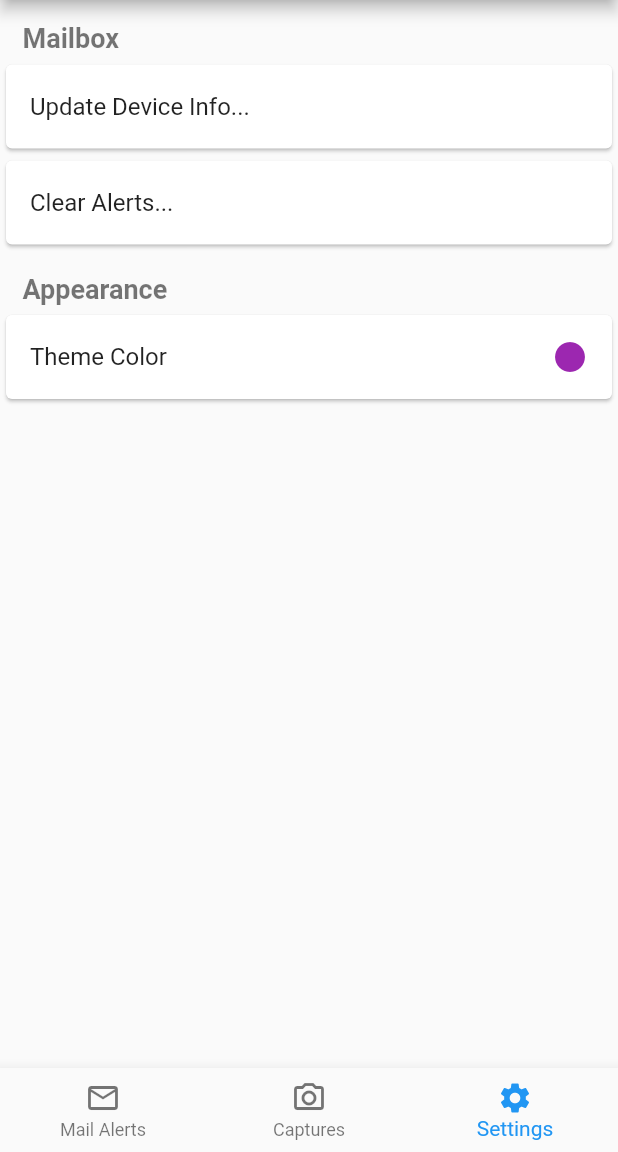
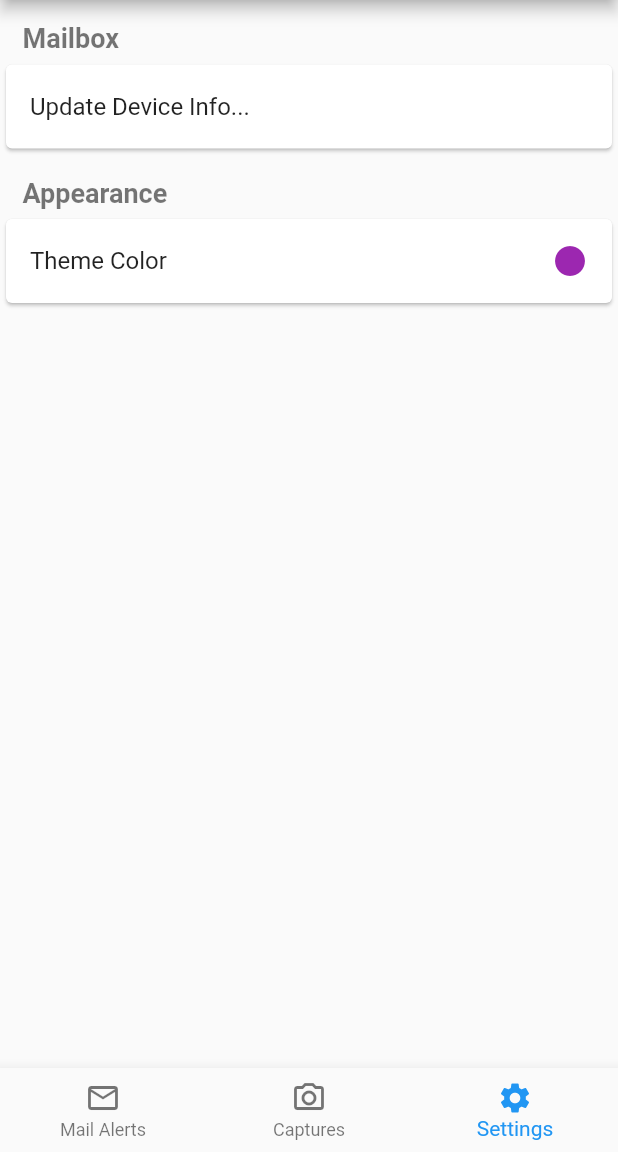
Before and after one commit to prakash-shekhar/alertmail, a Flutter app: the screen it shows after launch, item 3 of the bottom bar chosen, on a phone screen of 412 x 824 dp, the part 84-1236 px from its top. Run offline on Flutter 3.47's test engine with Material 2 defaults, Android fonts, the phone set to English and light mode, and no system bars; our stand-ins replace shared_preferences.

Commit message:
Fix banners/add clear alerts functionality

```diff
--- a/lib/captures.dart
+++ b/lib/captures.dart
@@ -9,7 +9,10 @@ class CapturesView extends StatefulWidget {
 class _CapturesViewState extends State<CapturesView> {
   @override
   Widget build(BuildContext context) {
-    return const Scaffold(
+    return Scaffold(
+      appBar: AppBar(
+        title: const Text("Alert Mail"),
+      ),
       body: Text("captures"),
     );
     }
--- a/lib/main.dart
+++ b/lib/main.dart
@@ -18,6 +18,7 @@ class AlertMail extends StatelessWidget {
       ),
       themeMode: ThemeMode.system,
       home: const AlertMailHome(title: 'Alert Mail'),
+      debugShowCheckedModeBanner: false,
     );
   }
 }
@@ -40,7 +41,6 @@ class _AlertMailHomeState extends State<AlertMailHome> {
   @override
   Widget build(BuildContext context) {
     return Scaffold(
-      appBar: AppBar(title: const Text("Alert Mail"),),
       body: IndexedStack(
         children: const <Widget>[
           AlertsView(),
--- a/lib/settings.dart
+++ b/lib/settings.dart
@@ -18,11 +18,13 @@ class _SettingsViewState extends State<SettingsView> {
   @override
   Widget build(BuildContext context) {
     return Scaffold(
+      appBar: AppBar(
+        title: const Text("Alert Mail"),
+      ),
       body: Column(crossAxisAlignment: CrossAxisAlignment.start,
       children: const [
         Padding(padding: EdgeInsets.only(left: 15.0, right: 15.0, bottom: 3.0, top: 15.0), child: Text("Mailbox", style: TextStyle(color: Colors.black54, fontSize: 18.0, fontWeight: FontWeight.bold),)),
         Card(child: ListTile(title: Text("Update Device Info..."))),
-        Card(child: ListTile(title: Text("Clear Alerts..."))),
         Padding(padding: EdgeInsets.only(left: 15.0, right: 15.0, bottom: 3.0, top: 15.0), child: Text("Appearance", style: TextStyle(color: Colors.black54, fontSize: 18.0, fontWeight: FontWeight.bold),)),
         Card(child: ListTile(title: Text("Theme Color"), trailing: Icon(Icons.circle, color: Colors.purple,),)),
       ],),
```
Also changed, not shown: lib/alerts.dart (+8 -0 lines).
